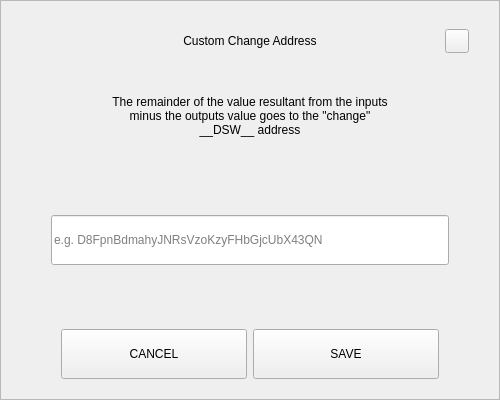
Qt form src/qt/pivx/forms/sendchangeaddressdialog.ui (decenomy/DSW) before a commit.
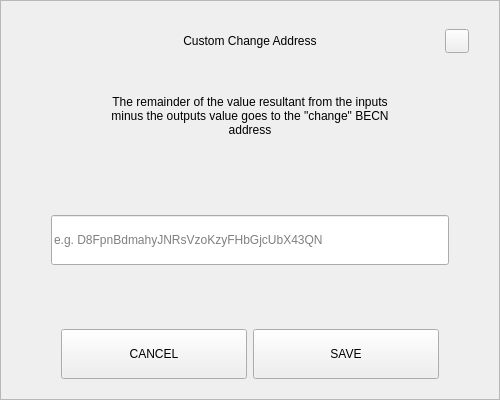
The same form after that commit.

Commit message: Replace standard coin unit __DSW__ by BECN (8)

The edit to the form file:
```diff
--- a/src/qt/pivx/forms/sendchangeaddressdialog.ui
+++ b/src/qt/pivx/forms/sendchangeaddressdialog.ui
@@ -164,7 +164,7 @@
          </size>
         </property>
         <property name="text">
-         <string>The remainder of the value resultant from the inputs minus the outputs value goes to the &quot;change&quot; __DSW__ address</string>
+         <string>The remainder of the value resultant from the inputs minus the outputs value goes to the &quot;change&quot; BECN address</string>
         </property>
         <property name="alignment">
          <set>Qt::AlignCenter</set>
```
The commit also changes 9 other files.
